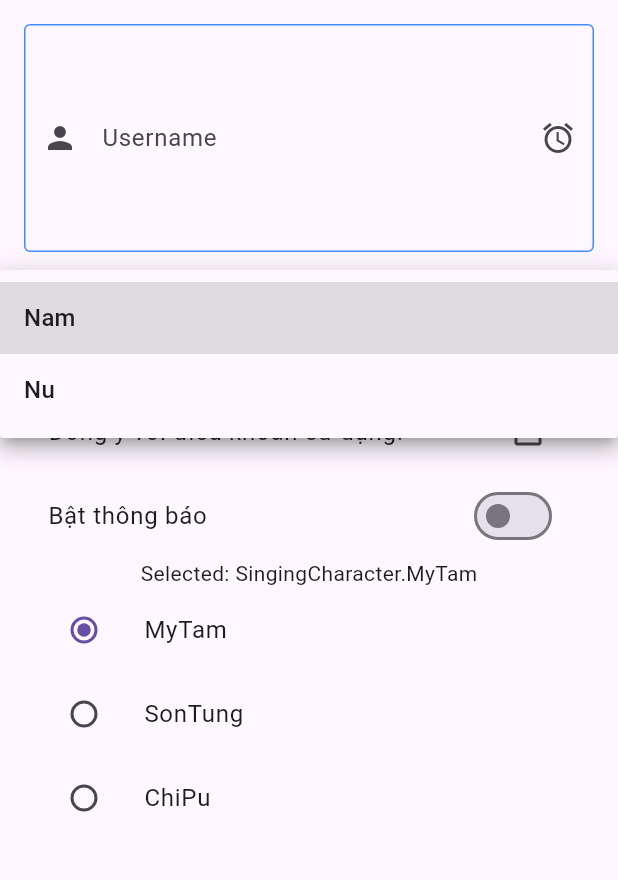
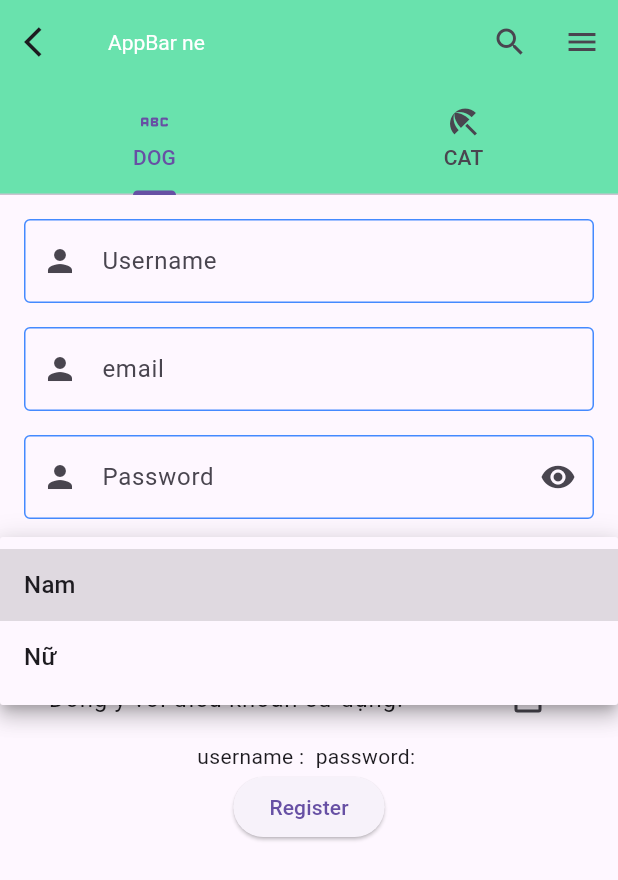
Before and after one commit to nguyentran1112/flutter_06, a Flutter app: the screen it shows after launch, after a tap on the "arrow drop down" icon, on a phone screen of 412 x 824 dp. Shown: the top 880 px of the screen. Run offline on Flutter 3.47's test engine with Material 3 defaults, Android fonts, the phone set to English and light mode, and no system bars.

Commit message:
feat/buoi-22

```diff
--- a/lib/main.dart
+++ b/lib/main.dart
@@ -1,9 +1,8 @@
-import 'dart:async';
-
 import 'package:flutter/material.dart';
 
+// debug release profile
 void main() {
-  runApp(MaterialApp(home: const MainApp()));
+  runApp(MaterialApp(home: const MainApp(), debugShowCheckedModeBanner: false));
 }
 
 enum SingingCharacter { MyTam, SonTung, ChiPu }
@@ -18,7 +17,11 @@ class MainApp extends StatefulWidget {
 class _MainAppState extends State<MainApp> {
   bool isChecked = false;
   bool isTurnOn = false;
-  SingingCharacter? _character = SingingCharacter.MyTam;
+  final _formKey = GlobalKey<FormState>();
+  bool isHide = true;
+  TextEditingController _userController = TextEditingController();
+  TextEditingController _passController = TextEditingController();
+  List<String> titles = ['DOG', 'CAT'];
 
   @override
   void dispose() {
@@ -27,17 +30,47 @@ class _MainAppState extends State<MainApp> {
 
   @override
   Widget build(BuildContext context) {
-    return Scaffold(
-      body: Padding(
+    return DefaultTabController(
+      initialIndex: 0,
+      length: 2,
+      child: Scaffold(
+        appBar: AppBar(
+          titleTextStyle: TextStyle(color: Colors.white),
+          toolbarHeight: 56,
+          centerTitle: false,
+          elevation: 4,
+          title: Text('AppBar ne'),
+          backgroundColor: Colors.greenAccent,
+          actions: [
+            IconButton(onPressed: () {}, icon: Icon(Icons.search)),
+            IconButton(onPressed: () {}, icon: Icon(Icons.menu)),
+          ],
+          leading: IconButton(
+            onPressed: () {},
+            icon: Icon(Icons.arrow_back_ios),
+          ),
+          bottom: TabBar(
+            tabs: <Widget>[
+              Tab(icon: const Icon(Icons.abc_rounded), text: titles[0]),
+              Tab(icon: const Icon(Icons.beach_access_sharp), text: titles[1]),
+            ],
+          ),
+        ),
+        body: TabBarView(
+          children: [
+            Padding(
               padding: const EdgeInsets.all(16.0),
+              child: Form(
+                key: _formKey,
                 child: Column(
                   children: [
                     TextFormField(
-              maxLines: 5,
-              keyboardType: TextInputType.number,
+                      controller: _userController,
                       autovalidateMode: AutovalidateMode.onUnfocus,
                       validator: (value) {
-                if (value!.length < 5) return 'Khong dc nho hon 5';
+                        if (value!.length < 5) {
+                          return 'Username phải từ 5 ký tự trở lại';
+                        }
                         return null;
                       },
                       onChanged: (value) {
@@ -46,11 +79,74 @@ class _MainAppState extends State<MainApp> {
                       style: TextStyle(color: Colors.red),
                       decoration: InputDecoration(
                         labelText: 'Username',
-                hintText: 'Vui long nhap username',
+                        hintText: 'Vui lòng nhập username',
                         prefixIcon: Icon(Icons.person),
-                suffixIcon: Icon(Icons.access_alarm),
                         enabledBorder: OutlineInputBorder(
                           borderSide: BorderSide(color: Colors.blueAccent),
+                        ),
+                        border: OutlineInputBorder(
+                          borderSide: BorderSide(color: Colors.blueAccent),
+                        ),
+                        focusedBorder: OutlineInputBorder(
+                          borderSide: BorderSide(color: Colors.pinkAccent),
+                        ),
+                      ),
+                    ),
+                    SizedBox(height: 16),
+                    TextFormField(
+                      autovalidateMode: AutovalidateMode.onUnfocus,
+                      validator: (input) =>
+                          input!.isValidEmail() ? null : "Check your email",
+
+                      onChanged: (value) {
+                        print(value);
+                      },
+                      style: TextStyle(color: Colors.red),
+                      decoration: InputDecoration(
+                        labelText: 'email',
+                        hintText: 'Vui lòng nhập email',
+                        prefixIcon: Icon(Icons.person),
+                        enabledBorder: OutlineInputBorder(
+                          borderSide: BorderSide(color: Colors.blueAccent),
+                        ),
+                        border: OutlineInputBorder(
+                          borderSide: BorderSide(color: Colors.blueAccent),
+                        ),
+                        focusedBorder: OutlineInputBorder(
+                          borderSide: BorderSide(color: Colors.pinkAccent),
+                        ),
+                      ),
+                    ),
+                    SizedBox(height: 16),
+                    TextFormField(
+                      controller: _passController,
+                      obscureText: isHide,
+                      autovalidateMode: AutovalidateMode.onUnfocus,
+                      validator: (value) {
+                        if (value!.length < 8)
+                          return 'Độ dài mật khẩu phải từ 8 ký tự';
+                        return null;
+                      },
+                      onChanged: (value) {
+                        print(value);
+                      },
+                      style: TextStyle(color: Colors.red),
+                      decoration: InputDecoration(
+                        labelText: 'Password',
+                        hintText: 'Vui lòng nhập password',
+                        prefixIcon: Icon(Icons.person),
+                        enabledBorder: OutlineInputBorder(
+                          borderSide: BorderSide(color: Colors.blueAccent),
+                        ),
+                        suffixIcon: IconButton(
+                          onPressed: () {
+                            setState(() {
+                              isHide = !isHide;
+                            });
+                          },
+                          icon: Icon(
+                            !isHide ? Icons.visibility_off : Icons.visibility,
+                          ),
                         ),
                         border: OutlineInputBorder(
                           borderSide: BorderSide(color: Colors.blueAccent),
@@ -66,13 +162,13 @@ class _MainAppState extends State<MainApp> {
                       decoration: InputDecoration(border: OutlineInputBorder()),
                       items: [
                         DropdownMenuItem(child: Text('Nam'), value: 'Nam'),
-                DropdownMenuItem(child: Text('Nu'), value: 'Nu'),
+                        DropdownMenuItem(child: Text('Nữ'), value: 'Nu'),
                       ],
                       onChanged: (value) {
                         print(value);
                       },
                       validator: (val) =>
-                  val != null ? null : 'Vui long chon gioi tinh',
+                          val != null ? null : 'Vui lòng chọn giới tính',
                     ),
                     CheckboxListTile(
                       title: Text('Đồng ý với điều khoản sử dụng!'),
@@ -84,45 +180,33 @@ class _MainAppState extends State<MainApp> {
                         print(value);
                       },
                     ),
-            SwitchListTile(
-              title: Text('Bật thông báo'),
-              value: isTurnOn,
-              onChanged: (value) {
-                setState(() {
-                  isTurnOn = value;
-                });
-              },
+                    Text(
+                      'username : ${_userController.text} password: ${_passController.text}',
                     ),
-            RadioGroup<SingingCharacter>(
-              groupValue: _character,
-              onChanged: (SingingCharacter? value) {
-                setState(() {
-                  _character = value;
-                });
-              },
-              child: Column(
-                children: [
-                  Text('Selected: $_character'),
-                  const ListTile(
-                    title: Text('MyTam'),
-                    leading: Radio<SingingCharacter>(
-                      value: SingingCharacter.MyTam,
+                    ElevatedButton(
+                      onPressed: () {
+                        if (isChecked) {
+                          _formKey.currentState?.validate();
+                          setState(() {});
+                        } else {
+                          ScaffoldMessenger.of(context).showSnackBar(
+                            SnackBar(
+                              content: Text(
+                                'Vui lòng đồng ý với điều khoản sử dụng!',
                               ),
                             ),
-                  const ListTile(
-                    title: Text('SonTung'),
-                    leading: Radio<SingingCharacter>(
-                      value: SingingCharacter.SonTung,
-                    ),
-                  ),
-                  const ListTile(
-                    title: Text('ChiPu'),
-                    leading: Radio<SingingCharacter>(
-                      value: SingingCharacter.ChiPu,
-                    ),
+                          );
+                        }
+                      },
+                      child: Text('Register'),
                     ),
                   ],
                 ),
+              ),
+            ),
+            Padding(
+              padding: EdgeInsets.all(15),
+              child: Center(child: Text('Tab2')),
             ),
           ],
         ),
@@ -130,3 +214,11 @@ class _MainAppState extends State<MainApp> {
     );
   }
 }
+
+extension EmailValidator on String {
+  bool isValidEmail() {
+    return RegExp(
+      r'^(([^<>()[\]\\.,;:\s@\"]+(\.[^<>()[\]\\.,;:\s@\"]+)*)|(\".+\"))@((\[[0-9]{1,3}\.[0-9]{1,3}\.[0-9]{1,3}\.[0-9]{1,3}\])|(([a-zA-Z\-0-9]+\.)+[a-zA-Z]{2,}))$',
+    ).hasMatch(this);
+  }
+}
```
Lines whose indentation alone changed are shown as unchanged.
